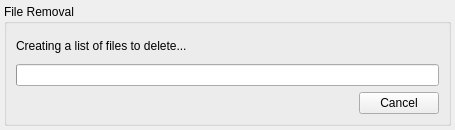
Above: source/client/ui/file_transfer/file_remove_widget.ui from SammyEnigma/aspia before the change. Below: the same form after it.
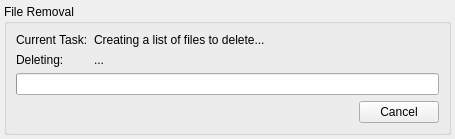
That is the form after the change.

```diff
--- a/source/client/ui/file_transfer/file_remove_widget.ui
+++ b/source/client/ui/file_transfer/file_remove_widget.ui
@@ -36,11 +36,48 @@
      </property>
      <layout class="QVBoxLayout" name="verticalLayout_2">
       <item>
-       <widget class="QLabel" name="label_current_item">
-        <property name="text">
-         <string>Creating a list of files to delete...</string>
-        </property>
-       </widget>
+       <layout class="QGridLayout" name="gridLayout">
+        <item row="0" column="0">
+         <widget class="QLabel" name="label_task_title">
+          <property name="text">
+           <string>Current Task:</string>
+          </property>
+         </widget>
+        </item>
+        <item row="0" column="1">
+         <widget class="QLabel" name="label_task">
+          <property name="sizePolicy">
+           <sizepolicy hsizetype="Expanding" vsizetype="Preferred">
+            <horstretch>1</horstretch>
+            <verstretch>0</verstretch>
+           </sizepolicy>
+          </property>
+          <property name="text">
+           <string>Creating a list of files to delete...</string>
+          </property>
+         </widget>
+        </item>
+        <item row="1" column="0">
+         <widget class="QLabel" name="label_current_item_title">
+          <property name="text">
+           <string>Deleting:</string>
+          </property>
+         </widget>
+        </item>
+        <item row="1" column="1">
+         <widget class="QLabel" name="label_current_item">
+          <property name="sizePolicy">
+           <sizepolicy hsizetype="Expanding" vsizetype="Preferred">
+            <horstretch>1</horstretch>
+            <verstretch>0</verstretch>
+           </sizepolicy>
+          </property>
+          <property name="text">
+           <string>...</string>
+          </property>
+         </widget>
+        </item>
+       </layout>
       </item>
       <item>
        <widget class="QProgressBar" name="progress"/>
```
